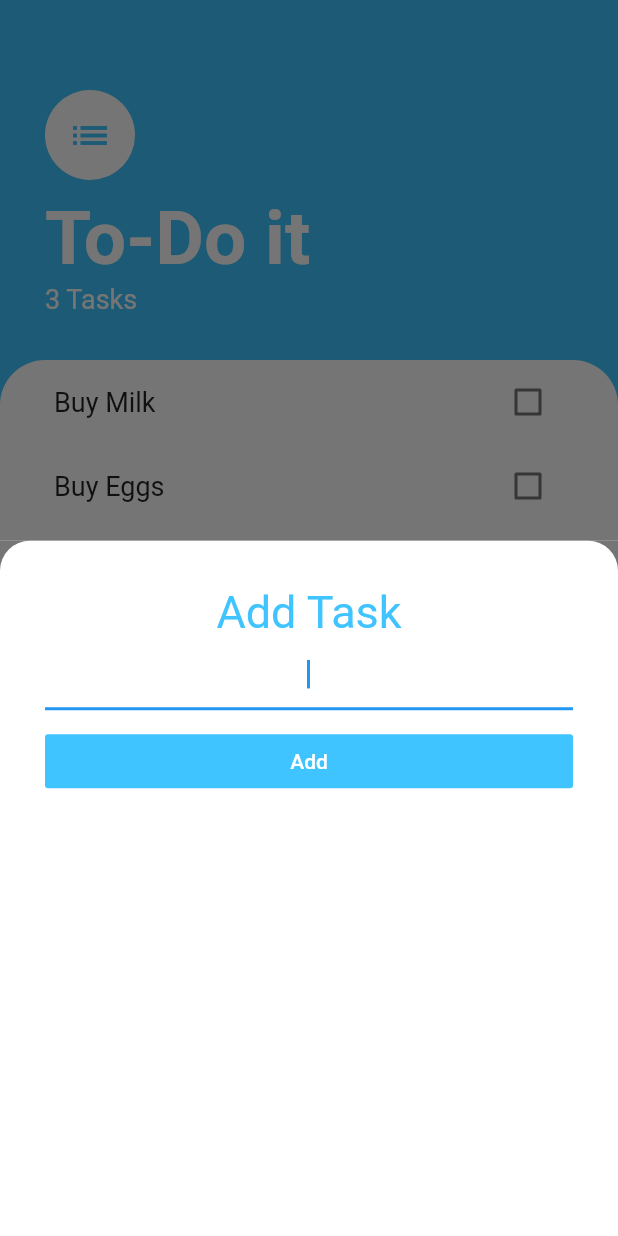
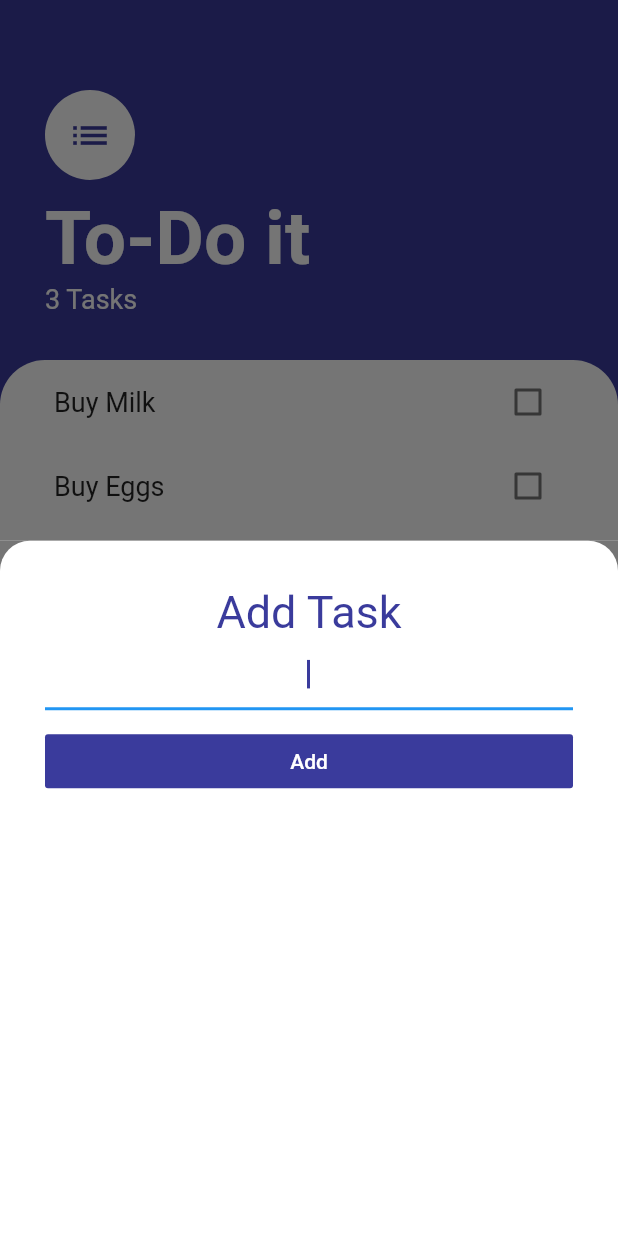
Before and after one commit to justEhmadSaeed/todo-it, a Flutter app: the screen it shows after launch, after a tap on the "add" icon, on a phone screen of 412 x 824 dp. Run offline on Flutter 3.47's test engine with Material 2 defaults, Android fonts, the phone set to English and light mode, and no system bars.

Commit message:
👌 IMPROVE: Update colors

```diff
--- a/lib/screens/add_tasks_screen.dart
+++ b/lib/screens/add_tasks_screen.dart
@@ -1,4 +1,5 @@
 import 'package:flutter/material.dart';
+import 'package:todo_app/constants.dart';
 
 class AddTaskScreen extends StatelessWidget {
   AddTaskScreen({this.addTaskAction});
@@ -8,7 +9,7 @@ class AddTaskScreen extends StatelessWidget {
   @override
   Widget build(BuildContext context) {
     return Container(
-      color: Color(0xff757575),
+      color: Color(0xFF757575),
       child: Container(
         padding: EdgeInsets.all(30),
         decoration: BoxDecoration(
@@ -22,10 +23,11 @@ class AddTaskScreen extends StatelessWidget {
               Text(
                 'Add Task',
                 textAlign: TextAlign.center,
-                style: TextStyle(color: Colors.lightBlueAccent, fontSize: 30),
+                style: TextStyle(color: constPurpleColor, fontSize: 30),
               ),
               TextField(
                 autofocus: true,
+                cursorColor: constPurpleColor,
                 textAlign: TextAlign.center,
                 onChanged: (value) {
                   newTaskTitle = value;
@@ -34,7 +36,7 @@ class AddTaskScreen extends StatelessWidget {
               Padding(
                 padding: EdgeInsets.only(top: 10),
                 child: FlatButton(
-                    color: Colors.lightBlueAccent,
+                    color: constPurpleColor,
                     child: Text(
                       'Add',
                       style: TextStyle(
--- a/lib/screens/tasks_screen.dart
+++ b/lib/screens/tasks_screen.dart
@@ -2,6 +2,7 @@ import 'package:flutter/material.dart';
 import 'package:todo_app/screens/add_tasks_screen.dart';
 import '../widgets/task-list.dart';
 import 'package:todo_app/models/task.dart';
+import 'package:todo_app/constants.dart';
 
 class TasksScreen extends StatefulWidget {
   @override
@@ -17,9 +18,9 @@ class _TasksScreenState extends State<TasksScreen> {
   @override
   Widget build(BuildContext context) {
     return Scaffold(
-      backgroundColor: Colors.lightBlueAccent,
+      backgroundColor: constPurpleColor,
       floatingActionButton: FloatingActionButton(
-          backgroundColor: Colors.lightBlueAccent,
+          backgroundColor: constPurpleColor,
           child: Icon(Icons.add),
           onPressed: () {
             showModalBottomSheet(
@@ -46,7 +47,7 @@ class _TasksScreenState extends State<TasksScreen> {
                   CircleAvatar(
                     child: Icon(
                       Icons.list,
-                      color: Colors.lightBlueAccent,
+                      color: constPurpleColor,
                       size: 30,
                     ),
                     backgroundColor: Colors.white,
--- a/lib/widgets/task-item.dart
+++ b/lib/widgets/task-item.dart
@@ -1,4 +1,5 @@
 import 'package:flutter/material.dart';
+import 'package:todo_app/constants.dart';
 
 class TaskItem extends StatelessWidget {
   final bool isChecked;
@@ -17,7 +18,7 @@ class TaskItem extends StatelessWidget {
         ),
       ),
       trailing: Checkbox(
-        activeColor: Colors.lightBlueAccent,
+        activeColor: constPurpleColor,
         value: isChecked,
         onChanged: checkboxCallback,
       ),
```
